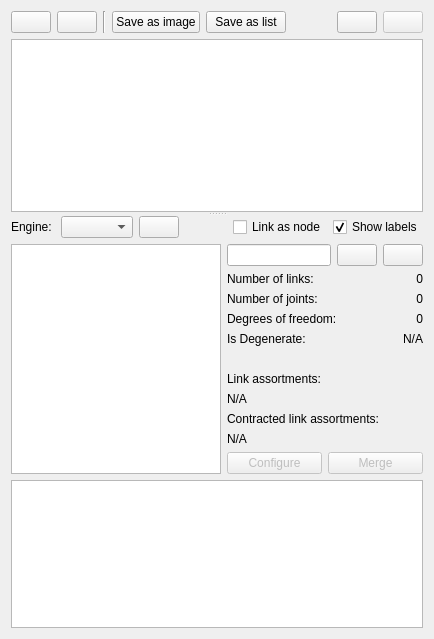
Above: core/synthesis/collections/structure_widget.ui from KmolYuan/Pyslvs-UI before the change. Below: the same form after it.
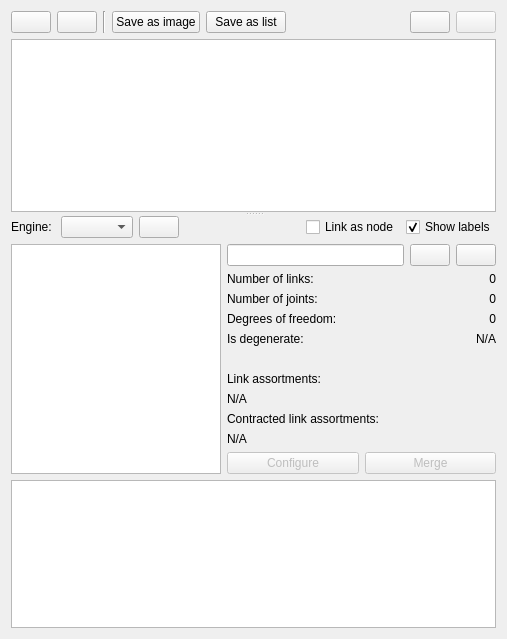
That is the form after the change. Icons and pictures are not drawn.

Commit message: UI and data structure adjustment of configure panel.

What changed in the file:
```diff
--- a/core/synthesis/collections/structure_widget.ui
+++ b/core/synthesis/collections/structure_widget.ui
@@ -6,7 +6,7 @@
    <rect>
     <x>0</x>
     <y>0</y>
-    <width>434</width>
+    <width>507</width>
     <height>639</height>
    </rect>
   </property>
@@ -336,7 +336,7 @@
              <item row="4" column="0">
               <widget class="QLabel" name="is_degenerate_text">
                <property name="text">
-                <string>Is Degenerate:</string>
+                <string>Is degenerate:</string>
                </property>
               </widget>
              </item>
```
The commit also changes 6 other files.
